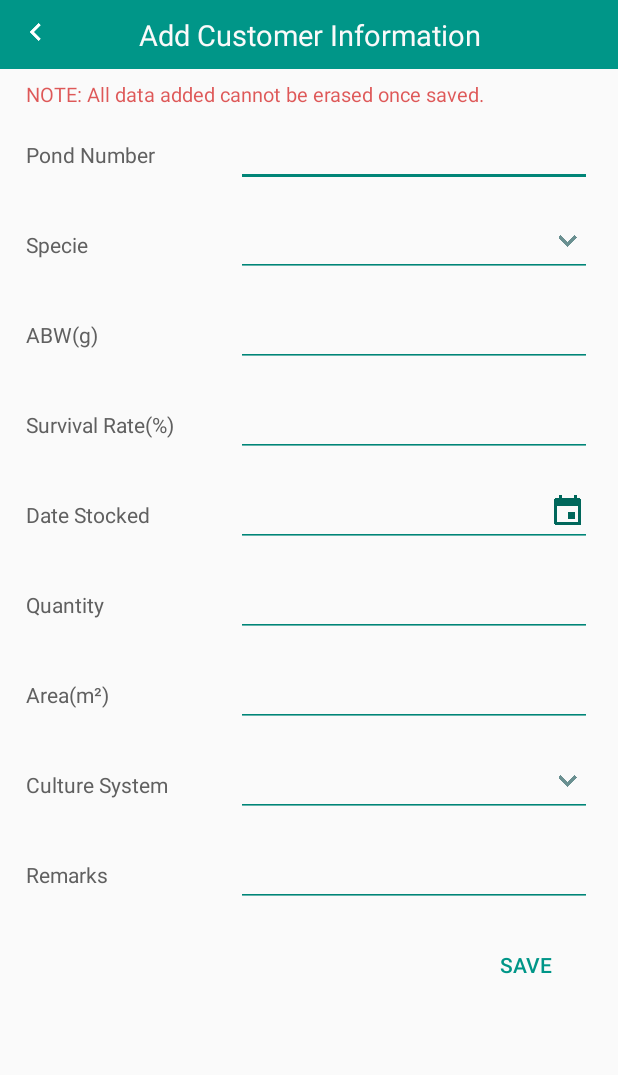
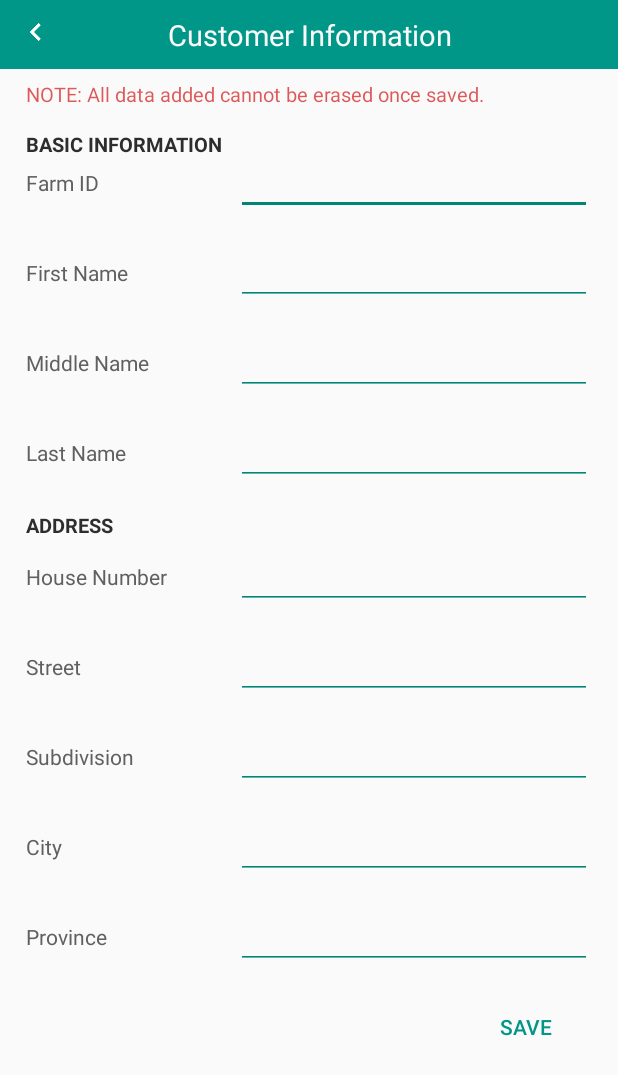
Before and after one commit to rjhonsl/MappedCRM, an Android app: the layout activity_add_customerinformation.xml on its own in the app's theme, with its tools: preview values and no code run, on a phone screen of 412 x 824 dp. Shown: the top 1075 px of the screen. Run offline under Robolectric (Android 15) with nearby library versions, the phone set to English and light mode, and no system bars; network calls fail.

Commit message:
Changes:  **Compution  ~stopped on vannamei
**Layout for add customer info

~refactored some class names

```diff
--- a/app/src/main/AndroidManifest.xml
+++ b/app/src/main/AndroidManifest.xml
@@ -50,7 +50,7 @@
         </activity>
 
 
-        <activity android:name=".Main.Activity_AddMarker_CustomerInfo"
+        <activity android:name=".Main.Activity_Add_FarmInformation"
             android:label="Add Marker Details">
         </activity>
 
@@ -120,6 +120,9 @@
         <activity android:name=".Main.Activity_Pond_WeekDetails">
         </activity>
 
+        <activity android:name=".Main.Activity_Add_CustomerInfomration">
+        </activity>
+
 
 
         <!--RECEIVERS-->
--- a/app/src/main/res/layout/activity_add_customerinformation.xml
+++ b/app/src/main/res/layout/activity_add_customerinformation.xml
@@ -21,7 +21,7 @@
             android:layout_height="wrap_content"/>
 
         <TextView
-            android:text="Add Customer Information"
+            android:text="Customer Information"
             android:gravity="center"
             android:id="@+id/title"
             android:textSize="19sp"
@@ -54,6 +54,19 @@
                       android:text="NOTE: All data added cannot be erased once saved."
                       android:paddingLeft="7dp"
                       android:paddingRight="7dp"
+                      android:paddingBottom="7dp"
+                      android:paddingTop="7dp"
+                />
+
+
+            <TextView android:layout_width="wrap_content"
+                      android:layout_height="wrap_content"
+                      android:textSize="13sp"
+                      android:textStyle="bold"
+                      android:textColor="@color/gray_900"
+                      android:text="BASIC INFORMATION"
+                      android:paddingLeft="7dp"
+                      android:paddingRight="7dp"
                       android:paddingTop="7dp"
                 />
 
@@ -61,19 +74,24 @@
             <LinearLayout android:layout_width="fill_parent"
                           android:layout_height="wrap_content"
                           android:orientation="horizontal"
-                          android:padding="7dp">
+                          android:paddingTop="1dp"
+                          android:paddingBottom="7dp"
+                          android:paddingRight="7dp"
+                          android:paddingLeft="7dp"
+                >
 
                 <TextView android:layout_width="140dp"
                           android:layout_height="wrap_content"
                           android:textSize="14sp"
                           android:textColor="@color/gray_600"
-                          android:text="Pond Number"
+                          android:text="Farm ID"
                     />
 
                 <EditText android:layout_width="fill_parent"
                           android:layout_height="wrap_content"
-                          android:id="@+id/edtpondnumber"
-                          android:inputType="number"
+                          android:paddingTop="1dp"
+                          android:id="@+id/edt_farmid"
+                          android:inputType="textCapCharacters"
                     />
 
             </LinearLayout>
@@ -87,15 +105,13 @@
                           android:layout_height="wrap_content"
                           android:textSize="14sp"
                           android:textColor="@color/gray_600"
-
-                          android:text="Specie"
+                          android:text="First Name"
                     />
 
                 <EditText android:layout_width="fill_parent"
                           android:layout_height="wrap_content"
-                          android:focusable="false"
-                          android:id="@+id/edtSpecie"
-                          android:drawableRight="@drawable/ic_keyboard_arrow_down_darkgreen_24dp"
+                          android:id="@+id/edt_fname"
+                          android:inputType="textCapWords"
                     />
 
             </LinearLayout>
@@ -109,8 +125,9 @@
                 <TextView android:layout_width="140dp"
                           android:layout_height="wrap_content"
                           android:textSize="14sp"
+                          android:inputType="textCapWords"
                           android:textColor="@color/gray_600"
-                          android:text="ABW(g)"
+                          android:text="Middle Name"
                     />
 
                 <EditText android:layout_width="fill_parent"
@@ -129,13 +146,66 @@
                           android:layout_height="wrap_content"
                           android:textSize="14sp"
                           android:textColor="@color/gray_600"
-
-                          android:text="Survival Rate(%)"
+                          android:text="Last Name"
                     />
 
                 <EditText android:layout_width="fill_parent"
-                          android:id="@+id/edtSurvivalRate"
+                          android:id="@+id/edt_lname"
+                          android:inputType="textCapWords"
+                          android:layout_height="wrap_content"/>
+
+            </LinearLayout>
+
+            <TextView android:layout_width="wrap_content"
+                      android:layout_height="wrap_content"
+                      android:textSize="13sp"
+                      android:textStyle="bold"
+                      android:textColor="@color/gray_900"
+                      android:text="ADDRESS"
+                      android:paddingLeft="7dp"
+                      android:paddingRight="7dp"
+                      android:paddingTop="10dp"
+                />
+
+
+            <LinearLayout android:layout_width="fill_parent"
+                          android:layout_height="wrap_content"
+                          android:orientation="horizontal"
+                          android:paddingLeft="7dp"
+                          android:paddingRight="7dp"
+                          android:paddingTop="1dp"
+                          android:paddingBottom="7dp"
+                >
+
+                <TextView android:layout_width="140dp"
+                          android:layout_height="wrap_content"
+                          android:textSize="14sp"
+                          android:textColor="@color/gray_600"
+                          android:text="House Number"
+                    />
+
+                <EditText android:layout_width="fill_parent"
+                          android:id="@+id/edt_housenumber"
                           android:inputType="number"
+                          android:layout_height="wrap_content"/>
+
+            </LinearLayout>
+
+            <LinearLayout android:layout_width="fill_parent"
+                          android:layout_height="wrap_content"
+                          android:orientation="horizontal"
+                          android:padding="7dp">
+
+                <TextView android:layout_width="140dp"
+                          android:layout_height="wrap_content"
+                          android:textSize="14sp"
+                          android:textColor="@color/gray_600"
+                          android:text="Street"
+                    />
+
+                <EditText android:layout_width="fill_parent"
+                          android:id="@+id/edt_street"
+                          android:inputType="textCapWords"
                           android:layout_height="wrap_content"/>
 
             </LinearLayout>
@@ -150,33 +220,13 @@
                           android:layout_height="wrap_content"
                           android:textSize="14sp"
                           android:textColor="@color/gray_600"
-                          android:text="Date Stocked"
+                          android:text="Subdivision"
                     />
 
-                <EditText android:layout_width="fill_parent"
-                          android:focusable="false"
-                          android:id="@+id/edtDateStocked"
-                          android:drawableRight="@drawable/ic_event_darkteal_24dp"
-                          android:layout_height="wrap_content"/>
-
-            </LinearLayout>
-
-            <LinearLayout android:layout_width="fill_parent"
-                          android:layout_height="wrap_content"
-                          android:orientation="horizontal"
-                          android:padding="7dp">
-
-                <TextView android:layout_width="140dp"
-                          android:layout_height="wrap_content"
-                          android:textSize="14sp"
-                          android:textColor="@color/gray_600"
-
-                          android:text="Quantity"
-                    />
 
                 <EditText android:layout_width="fill_parent"
-                          android:id="@+id/edtQuantity"
-                          android:inputType="number"
+                          android:id="@+id/edtArea"
+                          android:inputType="textCapWords"
                           android:layout_height="wrap_content"/>
 
             </LinearLayout>
@@ -191,35 +241,11 @@
                           android:layout_height="wrap_content"
                           android:textSize="14sp"
                           android:textColor="@color/gray_600"
-
-                          android:text="Area(m²)"
-                    />
-
-
-                <EditText android:layout_width="fill_parent"
-                          android:id="@+id/edtArea"
-                          android:inputType="number"
-                          android:layout_height="wrap_content"/>
-
-            </LinearLayout>
-
-
-            <LinearLayout android:layout_width="fill_parent"
-                          android:layout_height="wrap_content"
-                          android:orientation="horizontal"
-                          android:padding="7dp">
-
-                <TextView android:layout_width="140dp"
-                          android:layout_height="wrap_content"
-                          android:textSize="14sp"
-                          android:textColor="@color/gray_600"
-
-                          android:text="Culture System"
+                          android:text="City"
                     />
 
                 <EditText android:layout_width="fill_parent"
-                          android:id="@+id/edtCultureSystem"
-                          android:drawableRight="@drawable/ic_keyboard_arrow_down_darkgreen_24dp"
+                          android:id="@+id/edt_city"
                           android:focusable="false"
                           android:layout_height="wrap_content"/>
 
@@ -235,11 +261,11 @@
                           android:textSize="14sp"
                           android:textColor="@color/gray_600"
 
-                          android:text="Remarks"
+                          android:text="Province"
                     />
 
                 <EditText android:layout_width="fill_parent"
-                          android:id="@+id/edtRemarks"
+                          android:id="@+id/edt_province"
                           android:layout_height="wrap_content"/>
 
             </LinearLayout>
```
Also changed, not shown: app/src/main/java/com/santeh/rjhonsl/samplemap/Main/Activity_Add_CustomerInfomration.java (added, +21 -0 lines), app/src/main/java/com/santeh/rjhonsl/samplemap/Main/Activity_Add_FarmInformation.java (renamed from app/src/main/java/com/santeh/rjhonsl/samplemap/Main/Activity_AddMarker_CustomerInfo.java, +10 -10 lines), app/src/main/java/com/santeh/rjhonsl/samplemap/Main/MapsActivity.java (+56 -20 lines), app/src/main/java/com/santeh/rjhonsl/samplemap/Utils/Helper.java (+25 -0 lines), app/src/main/res/layout/dialog_material_themed_list_with_prompt.xml (added, +62 -0 lines).
